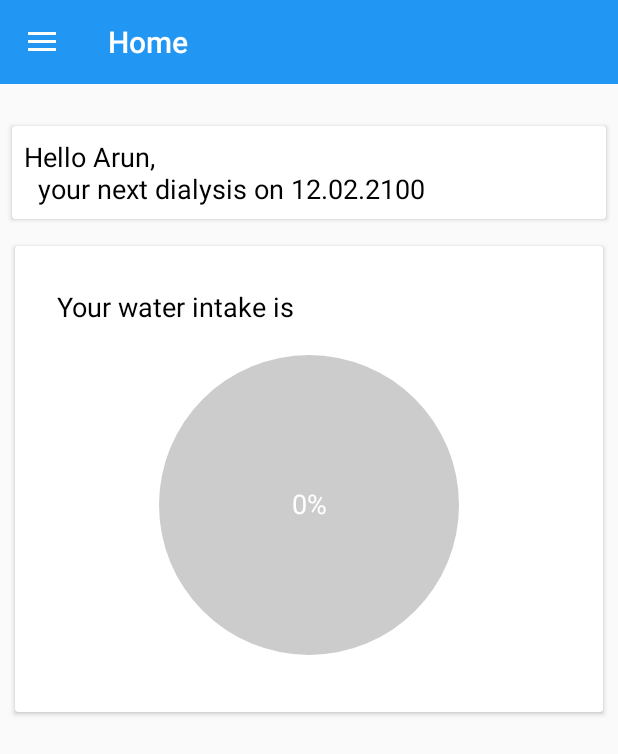
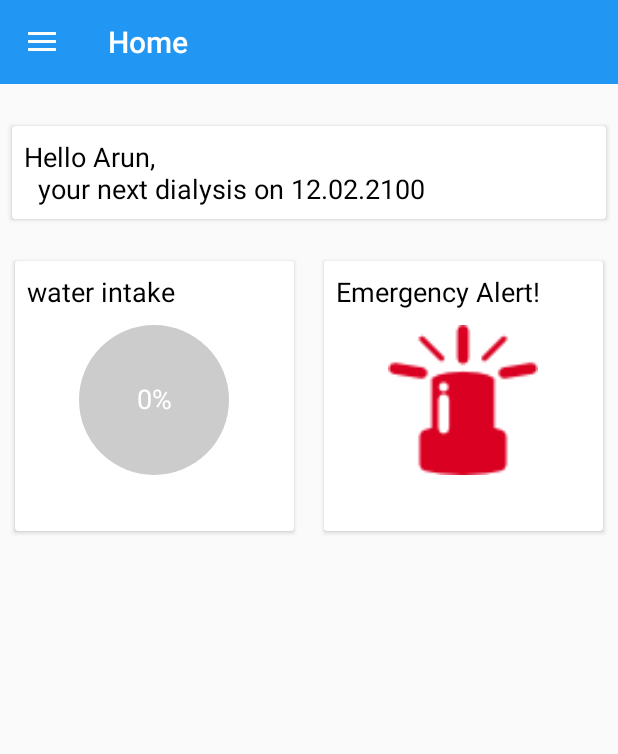
Before and after one commit to aruninba/MedFriendly, an Android app: the HomeFragment screen opened directly, with no data from a screen before it, on a phone screen of 412 x 824 dp. Shown: the top 754 px of the screen. Run offline under Robolectric (Android 15) with nearby library versions, the phone set to English and light mode, and no system bars; our stand-ins replace AdMob, Shimmer; libraries missing offline, so code that uses them is left out: com.crashlytics.android, io.fabric.sdk; pictures from the network do not load; 2 statements that could not run were skipped.

Commit message:
alert button in home page

```diff
--- a/app/src/main/AndroidManifest.xml
+++ b/app/src/main/AndroidManifest.xml
@@ -66,13 +66,13 @@
 
         <service android:name="service.MyFirebaseMessagingService">
             <intent-filter>
-                <action android:name="com.google.firebase.MESSAGING_EVENT"/>
+                <action android:name="com.google.firebase.MESSAGING_EVENT" />
             </intent-filter>
         </service>
 
         <service android:name="service.MyFirebaseInstanceIDService">
             <intent-filter>
-                <action android:name="com.google.firebase.INSTANCE_ID_EVENT"/>
+                <action android:name="com.google.firebase.INSTANCE_ID_EVENT" />
             </intent-filter>
         </service>
 
@@ -84,18 +84,16 @@
             android:name="com.facebook.FacebookActivity"
             android:configChanges="keyboard|keyboardHidden|screenLayout|screenSize|orientation"
             android:label="@string/app_name" />
+
         <activity
-            android:name="com.facebook.CustomTabActivity"
-            android:exported="true">
-            <intent-filter>
-                <action android:name="android.intent.action.VIEW" />
+            android:name="com.google.android.gms.ads.AdActivity"
+            android:configChanges="keyboard|keyboardHidden|orientation|screenLayout|uiMode|screenSize|smallestScreenSize"
+            android:theme="@android:style/Theme.Translucent" />
 
-                <category android:name="android.intent.category.DEFAULT" />
-                <category android:name="android.intent.category.BROWSABLE" />
+        <meta-data
+            android:name="com.google.android.gms.version"
+            android:value="@integer/google_play_services_version" />
 
-                <data android:scheme="@string/fb_login_protocol_scheme" />
-            </intent-filter>
-        </activity>
         <meta-data
             android:name="io.fabric.ApiKey"
             android:value="4c62c38c5afaee64c25457947c997d0d7eb65b44" />
--- a/app/src/main/java/arun/com/medfriendly/HomeFragment.java
+++ b/app/src/main/java/arun/com/medfriendly/HomeFragment.java
@@ -10,6 +10,9 @@ import android.view.View;
 import android.view.ViewGroup;
 import android.view.animation.DecelerateInterpolator;
 import android.widget.TextView;
+
+import com.google.android.gms.ads.AdRequest;
+import com.google.android.gms.ads.AdView;
 
 import java.text.SimpleDateFormat;
 import java.util.ArrayList;
@@ -36,7 +39,7 @@ public class HomeFragment extends Fragment {
     private String date;
     static int finishedColor;
     ArrayList<Dialysis> dialysisReminder = new ArrayList<>();
-
+    private AdView mAdView;
 
     public View onCreateView(LayoutInflater inflater, ViewGroup container, Bundle savedInstanceState) {
         rootView = inflater.inflate(R.layout.homepage, container, false);
@@ -96,6 +99,11 @@ public class HomeFragment extends Fragment {
         sdf = new SimpleDateFormat("dd-MM-yyyy");
         calendar = Calendar.getInstance();
         date = sdf.format(calendar.getTime());
+
+        mAdView = (AdView) rootView.findViewById(R.id.adView);
+        AdRequest adRequest = new AdRequest.Builder()
+                .build();
+        mAdView.loadAd(adRequest);
     }
 
     public static int getFinishedColor() {
@@ -108,4 +116,28 @@ public class HomeFragment extends Fragment {
         }
         return finishedColor;
     }
+
+    @Override
+    public void onPause() {
+        if (mAdView != null) {
+            mAdView.pause();
+        }
+        super.onPause();
+    }
+
+    @Override
+    public void onResume() {
+        super.onResume();
+        if (mAdView != null) {
+            mAdView.resume();
+        }
+    }
+
+    @Override
+    public void onDestroy() {
+        if (mAdView != null) {
+            mAdView.destroy();
+        }
+        super.onDestroy();
+    }
 }
--- a/app/src/main/java/utilities/Constants.java
+++ b/app/src/main/java/utilities/Constants.java
@@ -15,4 +15,7 @@ public class Constants {
     public static final byte CAMERA = 1;
     public static final byte CHOOSE_IMAGE_REQUEST_CODE = 100;
     public static final byte TAKE_IMAGE_REQUEST_CODE = 101;
+
+    //App ID: ca-app-pub-5196489113179685~8798505821
+    //Ad unit ID: ca-app-pub-5196489113179685/7023239786
 }
--- a/app/src/main/res/layout/homepage.xml
+++ b/app/src/main/res/layout/homepage.xml
@@ -26,21 +26,32 @@
             cardview:contentPadding="8dp">
 
             <TextView
+                android:id="@+id/remindDialysis"
                 android:layout_width="match_parent"
                 android:layout_height="wrap_content"
-                android:id="@+id/remindDialysis"
                 android:text="Hello Arun, \n  your next dialysis on 12.02.2100"
                 android:textColor="@color/black"
                 android:textSize="18dp" />
 
         </android.support.v7.widget.CardView>
 
+        <LinearLayout
+            android:layout_width="match_parent"
+            android:layout_height="wrap_content"
+            android:layout_marginTop="10dp"
+            android:orientation="horizontal"
+            android:weightSum="2">
+
+            <LinearLayout
+                android:layout_width="0dp"
+                android:layout_height="200dp"
+                android:layout_weight="1"
+                android:orientation="vertical">
 
                 <android.support.v7.widget.CardView
                     android:layout_width="match_parent"
-            android:layout_height="wrap_content"
+                    android:layout_height="match_parent"
                     android:layout_margin="10dp"
-            android:layout_marginTop="10dp"
                     android:background="@color/white"
                     android:elevation="2dp"
                     android:orientation="vertical"
@@ -50,29 +61,22 @@
                     <LinearLayout
                         android:layout_width="match_parent"
                         android:layout_height="wrap_content"
-                android:layout_margin="20dp"
+                        android:gravity="center"
                         android:orientation="vertical">
 
                         <TextView
                             android:layout_width="match_parent"
                             android:layout_height="wrap_content"
                             android:layout_marginBottom="10dp"
-                    android:text="Your water intake is"
+                            android:text="water intake"
                             android:textColor="@color/black"
                             android:textSize="18dp" />
 
 
-                <LinearLayout
-                    android:layout_width="fill_parent"
-                    android:layout_height="wrap_content"
-                    android:layout_margin="10dp"
-                    android:gravity="center"
-                    android:orientation="horizontal">
-
                         <utilities.CircleProgress
                             android:id="@+id/circular_progress"
-                        android:layout_width="200dp"
-                        android:layout_height="200dp"
+                            android:layout_width="100dp"
+                            android:layout_height="100dp"
                             android:backgroundTint="#0066FF"
                             android:backgroundTintMode="add"
                             custom:donut_finished_color="#FF0000"
@@ -81,32 +85,62 @@
                             custom:donut_show_text="false"
                             custom:donut_unfinished_color="@color/primary_material_light"
                             custom:donut_unfinished_stroke_width="15dp" />
-
-                    <android.support.design.widget.FloatingActionButton
-                        android:id="@+id/fabWaterPlus"
-                        android:layout_width="60dp"
-                        android:visibility="gone"
-                        android:layout_height="60dp"
-                        android:layout_gravity="bottom|right"
-                        android:src="@drawable/plus_add"
-                        app:backgroundTint="@color/colorPrimary" />
-                </LinearLayout>
-
                     </LinearLayout>
 
                 </android.support.v7.widget.CardView>
+            </LinearLayout>
+
+            <LinearLayout
+                android:layout_width="0dp"
+                android:layout_height="200dp"
+                android:layout_weight="1"
+                android:orientation="vertical">
+
+                <android.support.v7.widget.CardView
+                    android:layout_width="match_parent"
+                    android:layout_height="match_parent"
+                    android:layout_margin="10dp"
+                    android:background="@color/white"
+                    android:elevation="2dp"
+                    android:orientation="vertical"
+                    cardview:cardCornerRadius="2dp"
+                    cardview:contentPadding="8dp">
+
+                    <LinearLayout
+                        android:layout_width="match_parent"
+                        android:layout_height="wrap_content"
+                        android:gravity="center"
+                        android:orientation="vertical">
+
+                        <TextView
+                            android:layout_width="match_parent"
+                            android:layout_height="wrap_content"
+                            android:layout_marginBottom="10dp"
+                            android:text="Emergency Alert!"
+                            android:textColor="@color/black"
+                            android:textSize="18dp" />
+
+
+                        <ImageView
+                            android:layout_width="100dp"
+                            android:layout_height="100dp"
+                            android:src="@drawable/emergency" />
+                    </LinearLayout>
+
+                </android.support.v7.widget.CardView>
+            </LinearLayout>
 
 
         </LinearLayout>
+    </LinearLayout>
 
-
-    <!--<com.google.android.gms.ads.AdView xmlns:ads="http://schemas.android.com/apk/res-auto"
+    <com.google.android.gms.ads.AdView xmlns:ads="http://schemas.android.com/apk/res-auto"
         android:id="@+id/adView"
         android:layout_width="match_parent"
         android:layout_height="wrap_content"
-        android:layout_alignParentBottom="true"
-        android:layout_centerHorizontal="true"
+        android:layout_gravity="bottom"
         ads:adSize="BANNER"
-        ads:adUnitId="ca-app-pub-3940256099942544/6300978111"></com.google.android.gms.ads.AdView>
--->
+        ads:adUnitId="@string/firstadd" />
+
+
 </android.support.design.widget.CoordinatorLayout>
--- a/app/src/main/res/values/strings.xml
+++ b/app/src/main/res/values/strings.xml
@@ -17,4 +17,9 @@
     <string name="navigation_drawer_close">Close navigation drawer</string>
     <string name="facebook_app_id">511250552545146</string>
     <string name="fb_login_protocol_scheme">fb511250552545146</string>
+
+
+
+    <string name="firstadd">ca-app-pub-5196489113179685/7569362245</string>
+    <string name="firstleveladd">ca-app-pub-5196489113179685/7023239786</string>
 </resources>
```
Also changed, not shown: app/src/main/res/drawable-hdpi/emergency.png (added), app/src/main/res/drawable-mdpi/emergency.png (added), app/src/main/res/drawable-xhdpi/emergency.png (added), app/src/main/res/drawable/emergency.png (added). Lines whose indentation alone changed are shown as unchanged.
